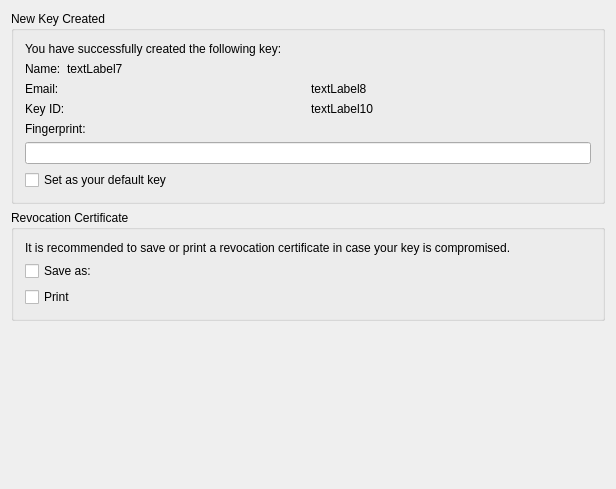
KDE/kgpg, file newkey.ui: the form before one commit.
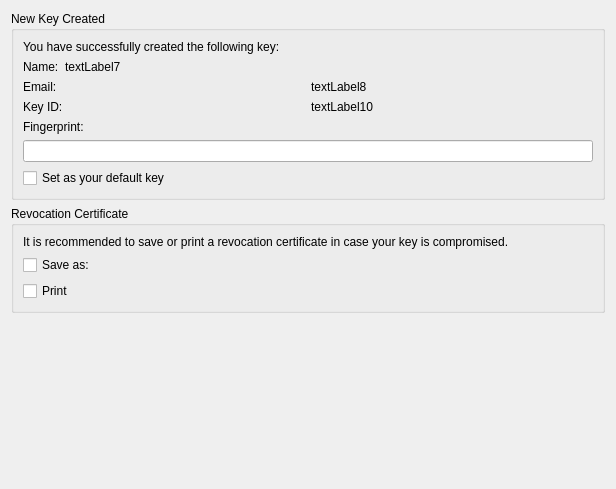
The form after the commit. Custom widgets are drawn as their Qt base class.

Patch:
```diff
--- a/newkey.ui
+++ b/newkey.ui
@@ -204,7 +204,6 @@
    </item>
   </layout>
  </widget>
- <layoutdefault spacing="6" margin="11" />
   <customwidgets>
   <customwidget>
    <class>KLineEdit</class>
```
